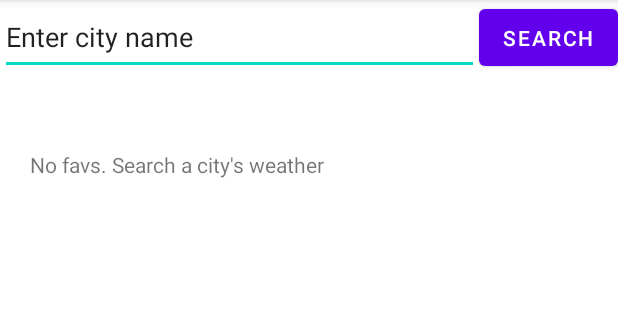
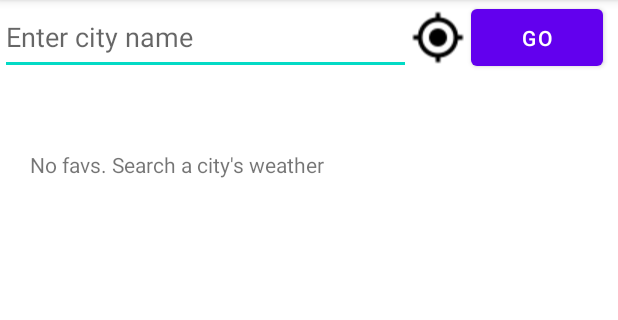
Before and after one commit to amarendra/TheWeatherApp, an Android app: the screen it shows after launch (MainActivity), on a phone screen of 412 x 824 dp, the part 84-404 px from its top. Run offline under Robolectric (Android 15) with nearby library versions, the phone set to English and light mode, and no system bars; our stand-ins replace Picasso, Room's generated code; pictures from the network do not load.

```diff
--- a/app/src/main/AndroidManifest.xml
+++ b/app/src/main/AndroidManifest.xml
@@ -5,6 +5,7 @@
 
     <uses-permission android:name="android.permission.INTERNET" />
     <uses-permission android:name="android.permission.ACCESS_NETWORK_STATE" />
+    <uses-permission android:name="android.permission.ACCESS_FINE_LOCATION"/>
 
     <application
         android:hardwareAccelerated="true"
--- a/app/src/main/java/com/olrep/theweatherapp/api/WeatherService.java
+++ b/app/src/main/java/com/olrep/theweatherapp/api/WeatherService.java
@@ -10,5 +10,6 @@ public interface WeatherService {
     @GET("data/2.5/weather?")
     Call<CurrentWeather> getCurrentWeather(@Query("q") String city);
 
+    @GET("data/2.5/weather?")
     Call<CurrentWeather> getCurrentWeather(@Query("lat") String lat, @Query("lon") String lon);
 }
--- a/app/src/main/java/com/olrep/theweatherapp/ui/main/MainActivity.java
+++ b/app/src/main/java/com/olrep/theweatherapp/ui/main/MainActivity.java
@@ -4,6 +4,7 @@ import androidx.appcompat.app.AppCompatActivity;
 import androidx.core.os.BuildCompat;
 
 import android.os.Bundle;
+import android.view.WindowManager;
 
 import com.olrep.theweatherapp.R;
 import com.olrep.theweatherapp.ui.main.MainFragment;
@@ -14,6 +15,9 @@ public class MainActivity extends AppCompatActivity {
     protected void onCreate(Bundle savedInstanceState) {
         super.onCreate(savedInstanceState);
         setContentView(R.layout.main_activity);
+
+        this.getWindow().setSoftInputMode(WindowManager.LayoutParams.SOFT_INPUT_STATE_ALWAYS_HIDDEN);
+
         if (savedInstanceState == null) {
             getSupportFragmentManager().beginTransaction()
                     .replace(R.id.container, MainFragment.newInstance())
--- a/app/src/main/res/layout/main_fragment.xml
+++ b/app/src/main/res/layout/main_fragment.xml
@@ -8,23 +8,33 @@
     tools:context=".ui.main.MainFragment">
 
     <RelativeLayout
-        android:layout_marginTop="0dp"
         android:layout_width="match_parent"
-        android:layout_height="50dp">
+        android:layout_height="50dp"
+        android:layout_marginTop="0dp">
 
         <EditText
             android:id="@+id/et_search_city"
             android:layout_width="match_parent"
             android:layout_height="match_parent"
             android:layout_toStartOf="@id/btn_search"
-            android:text="Enter city name" />
+            android:hint="Enter city name"
+            android:maxLines="1" />
+
+        <ImageView
+            android:id="@+id/iv_gps"
+            android:layout_width="wrap_content"
+            android:layout_height="match_parent"
+            android:layout_toRightOf="@id/et_search_city"
+            android:src="@drawable/gps_icon" />
 
         <Button
             android:id="@+id/btn_search"
-            android:layout_alignParentEnd="true"
             android:layout_width="wrap_content"
             android:layout_height="match_parent"
-            android:text="Search" />
+            android:layout_alignParentEnd="true"
+            android:layout_marginLeft="40dp"
+            android:layout_marginRight="10dp"
+            android:text="Go" />
 
     </RelativeLayout>
 
@@ -34,9 +44,9 @@
 
         <LinearLayout
             android:id="@+id/ll_no_favs_or_search"
-            android:visibility="visible"
             android:layout_width="match_parent"
-            android:layout_height="wrap_content">
+            android:layout_height="wrap_content"
+            android:visibility="visible">
 
             <TextView
                 android:layout_width="wrap_content"
```
Also changed, not shown: app/src/main/java/com/olrep/theweatherapp/datasources/WeatherRepository.java (+17 -6 lines), app/src/main/java/com/olrep/theweatherapp/ui/detail/WeatherDetailActivity.java (+6 -2 lines), app/src/main/java/com/olrep/theweatherapp/ui/detail/WeatherDetailViewModel.java (+19 -5 lines), app/src/main/java/com/olrep/theweatherapp/ui/main/MainFragment.java (+120 -14 lines), app/src/main/res/drawable/gps_icon.png (added).
